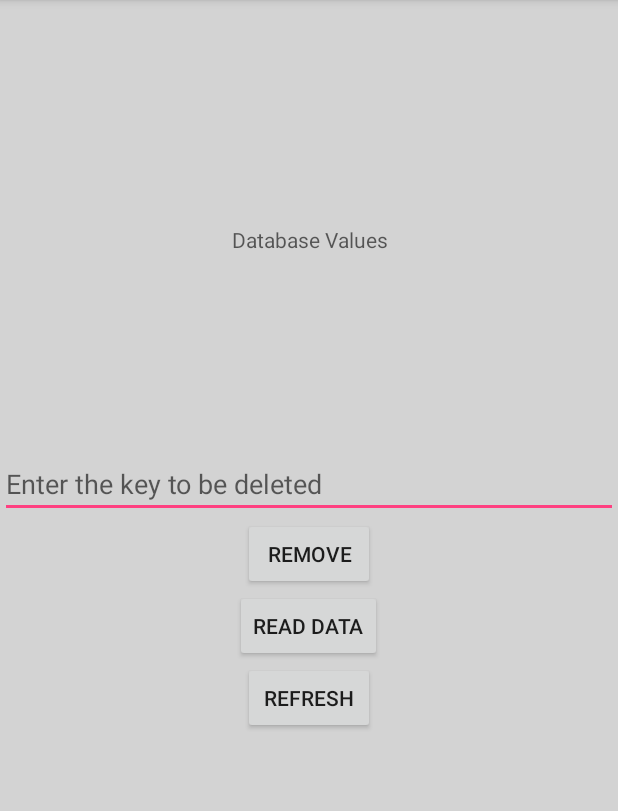
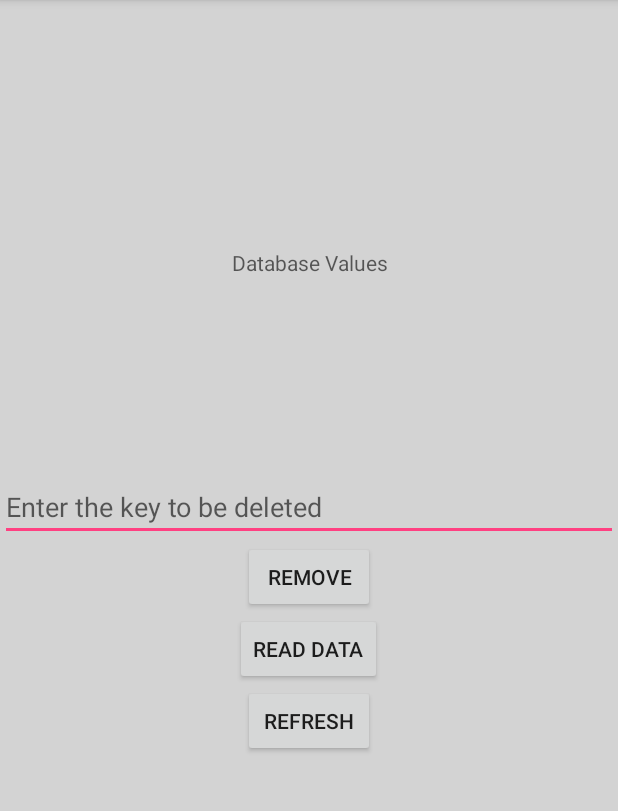
Before and after one commit to NimalNallasamy/Help, an Android app: the Remove_Hosp screen opened directly, with no data from a screen before it, after a tap on "READ DATA", on a phone screen of 412 x 824 dp, the part 84-895 px from its top. Run offline under Robolectric (Android 15) with nearby library versions, the phone set to English and light mode, and no system bars; our stand-ins replace Firebase (no records; nobody signed in at launch, a user with empty details on screens opened directly).

```diff
--- a/app/src/main/java/com/example/nimal/help/Edit_Hosp.java
+++ b/app/src/main/java/com/example/nimal/help/Edit_Hosp.java
@@ -107,9 +107,10 @@ public class Edit_Hosp extends AppCompatActivity {
 
     public void read(View view)
     {
+        sb = new StringBuffer();
         for (int i = 0; i <= count; i++) {
 
-            sb = new StringBuffer();
+
             databaseReference.child("Hospital").child(String.valueOf(i)).addValueEventListener(new ValueEventListener() {
                 @Override
                 public void onDataChange(DataSnapshot dataSnapshot) {
--- a/app/src/main/java/com/example/nimal/help/Remove_Hosp.java
+++ b/app/src/main/java/com/example/nimal/help/Remove_Hosp.java
@@ -100,17 +100,19 @@ public class Remove_Hosp extends AppCompatActivity {
 
     public void read(View view)
     {
+        sb = new StringBuffer();
         for (int i = 0; i <= count; i++) {
-            sb = new StringBuffer();
+
             databaseReference.child("Hospital").child(String.valueOf(i)).addValueEventListener(new ValueEventListener() {
                 @Override
                 public void onDataChange(DataSnapshot dataSnapshot) {
 
                     for (DataSnapshot data : dataSnapshot.getChildren()) {
                         sb.append(data.getKey() + " : " + data.getValue().toString() + "\n");
+                        str = sb.toString();
                     }
                     sb.append("\n");
-                    Toast.makeText(Remove_Hosp.this, sb, Toast.LENGTH_SHORT).show();
+                   // Toast.makeText(Remove_Hosp.this, sb, Toast.LENGTH_SHORT).show();
                     //view1.setText(sb.toString());
                     str = sb.toString();
                 }
@@ -120,6 +122,7 @@ public class Remove_Hosp extends AppCompatActivity {
                     Toast.makeText(getApplicationContext(), "Server is Busy..", Toast.LENGTH_SHORT).show();
                 }
             });
+           // Toast.makeText(this, sb, Toast.LENGTH_SHORT).show();
         }
 
 
--- a/app/src/main/res/layout/activity_add__hosp.xml
+++ b/app/src/main/res/layout/activity_add__hosp.xml
@@ -24,13 +24,11 @@
         android:layout_width="match_parent"
         android:layout_height="wrap_content"
         android:hint="Enter Latitude"
-        android:inputType="numberDecimal"
         android:id="@+id/latitude" />
 
     <EditText
         android:layout_width="match_parent"
         android:layout_height="wrap_content"
-        android:inputType="numberDecimal"
         android:hint="Enter Longitude"
         android:id="@+id/longitude" />
 
@@ -53,7 +51,7 @@
         android:id="@+id/Rating"
         android:inputType="numberDecimal"
         android:hint="Enter the rating out of 5"
-        android:maxLength="3"/>
+        android:maxLength="4"/>
 
     <Button
         android:layout_width="match_parent"
--- a/app/src/main/res/layout/activity_remove__hosp.xml
+++ b/app/src/main/res/layout/activity_remove__hosp.xml
@@ -10,7 +10,8 @@
 
     <ScrollView
         android:layout_width="match_parent"
-        android:layout_height="300dp">
+        android:layout_height="300dp"
+        android:layout_marginTop="15dp">
         <TextView
             android:layout_width="match_parent"
             android:layout_height="match_parent"
```
